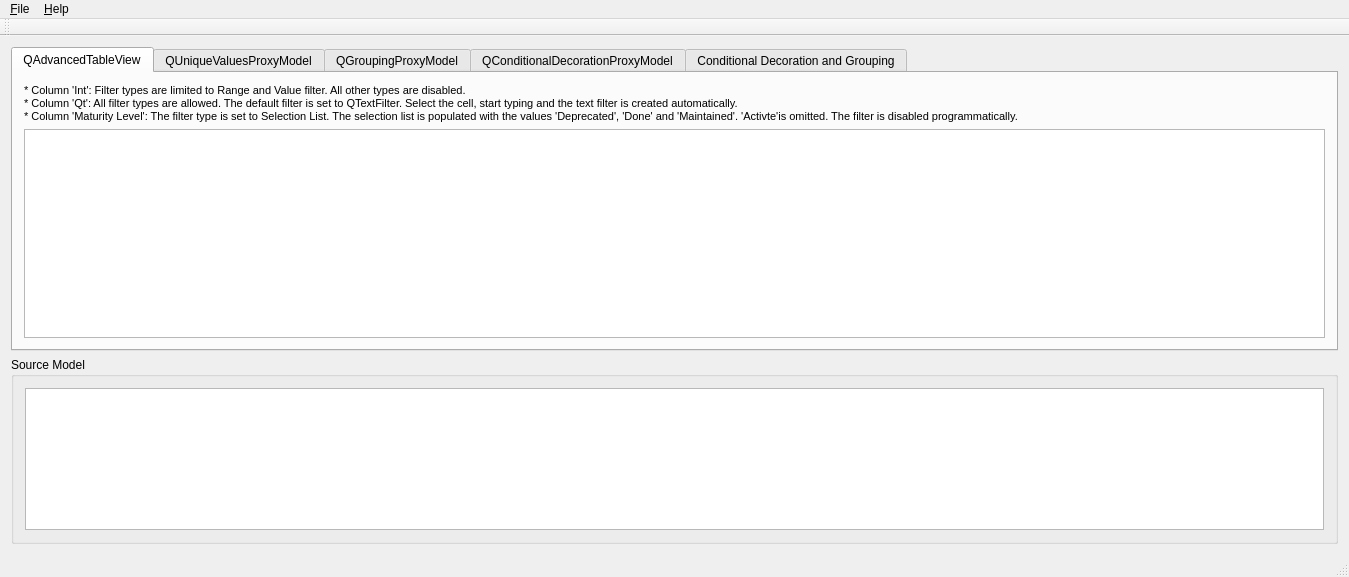
Alexpux/QAdvancedItemViews, file example/mainwindow.ui: the form before one commit.
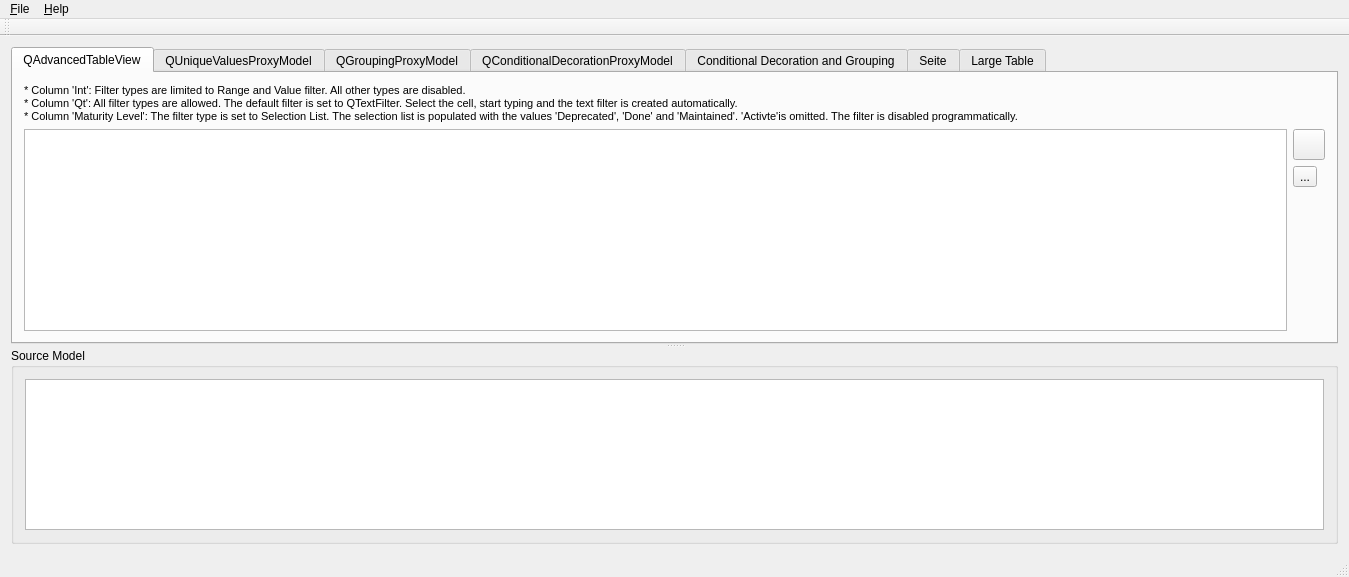
The form after the commit. The open tabs and pages were chosen to show the change. Icons and pictures are not drawn. Custom widgets are drawn as their Qt base class.

Commit message: Splited view and fixed rows in class QAdvancedTableView implemented

Patch:
```diff
--- a/example/mainwindow.ui
+++ b/example/mainwindow.ui
@@ -16,6 +16,10 @@
   <widget class="QWidget" name="centralWidget">
    <layout class="QVBoxLayout" name="verticalLayout_5">
     <item>
+     <widget class="QSplitter" name="splitter">
+      <property name="orientation">
+       <enum>Qt::Vertical</enum>
+      </property>
      <widget class="QTabWidget" name="tabWidget">
       <property name="currentIndex">
        <number>3</number>
@@ -39,12 +43,62 @@
          </widget>
         </item>
         <item>
+          <layout class="QGridLayout" name="gridLayout_2">
+           <item row="0" column="0" rowspan="3">
          <widget class="QAdvancedTableView" name="filterTableView">
           <attribute name="horizontalHeaderCascadingSectionResizes">
            <bool>false</bool>
           </attribute>
          </widget>
         </item>
+           <item row="2" column="1">
+            <spacer name="verticalSpacer_2">
+             <property name="orientation">
+              <enum>Qt::Vertical</enum>
+             </property>
+             <property name="sizeHint" stdset="0">
+              <size>
+               <width>20</width>
+               <height>40</height>
+              </size>
+             </property>
+            </spacer>
+           </item>
+           <item row="0" column="1">
+            <widget class="QToolButton" name="splitModeToolButton">
+             <property name="text">
+              <string/>
+             </property>
+             <property name="iconSize">
+              <size>
+               <width>24</width>
+               <height>24</height>
+              </size>
+             </property>
+            </widget>
+           </item>
+           <item row="1" column="1">
+            <widget class="QToolButton" name="pinRowsToolButton">
+             <property name="text">
+              <string>...</string>
+             </property>
+             <property name="icon">
+              <iconset resource="../qaivlib/qaiv.qrc">
+               <normaloff>:/qaiv/pin/enabled</normaloff>:/qaiv/pin/enabled</iconset>
+             </property>
+             <property name="iconSize">
+              <size>
+               <width>24</width>
+               <height>24</height>
+              </size>
+             </property>
+             <property name="checkable">
+              <bool>false</bool>
+             </property>
+            </widget>
+           </item>
+          </layout>
+         </item>
        </layout>
       </widget>
       <widget class="QWidget" name="tab_2">
@@ -209,9 +263,72 @@
         </item>
        </layout>
       </widget>
+       <widget class="QWidget" name="tab_5">
+        <attribute name="title">
+         <string>Seite</string>
+        </attribute>
+        <layout class="QVBoxLayout" name="verticalLayout_13">
+         <item>
+          <widget class="QLabel" name="label_11">
+           <property name="text">
+            <string>&lt;!DOCTYPE HTML PUBLIC &quot;-//W3C//DTD HTML 4.0//EN&quot; &quot;http://www.w3.org/TR/REC-html40/strict.dtd&quot;&gt;
+&lt;html&gt;&lt;head&gt;&lt;meta name=&quot;qrichtext&quot; content=&quot;1&quot; /&gt;&lt;style type=&quot;text/css&quot;&gt;
+p, li { white-space: pre-wrap; }
+&lt;/style&gt;&lt;/head&gt;&lt;body style=&quot; font-family:'MS Shell Dlg 2'; font-size:8.25pt; font-weight:400; font-style:normal;&quot;&gt;
+&lt;p style=&quot; margin-top:0px; margin-bottom:0px; margin-left:0px; margin-right:0px; -qt-block-indent:0; text-indent:0px;&quot;&gt;&lt;span style=&quot; font-size:8pt;&quot;&gt;* Column 'Int': Filter types are limited to Range and Value filter. All other types are disabled.&lt;/span&gt;&lt;/p&gt;
+&lt;p style=&quot; margin-top:0px; margin-bottom:0px; margin-left:0px; margin-right:0px; -qt-block-indent:0; text-indent:0px;&quot;&gt;&lt;span style=&quot; font-size:8pt;&quot;&gt;* Column 'Qt': All filter types are allowed. The default filter is set to QTextFilter. Select the cell, start typing and the text filter is created automatically.&lt;/span&gt;&lt;/p&gt;
+&lt;p style=&quot; margin-top:0px; margin-bottom:0px; margin-left:0px; margin-right:0px; -qt-block-indent:0; text-indent:0px;&quot;&gt;&lt;span style=&quot; font-size:8pt;&quot;&gt;* Column 'Maturity Level': The filter type is set to Selection List. The selection list is populated with the values&lt;/span&gt;&lt;span style=&quot; font-size:8pt; color:#000000;&quot;&gt; 'Deprecated', 'Done' and 'Maintained'. 'Activte'is omitted. The filter is disabled programmatically.&lt;/span&gt;&lt;/p&gt;&lt;/body&gt;&lt;/html&gt;</string>
+           </property>
      </widget>
     </item>
     <item>
+          <widget class="QAdvancedTableView" name="pinnedFilterTableView">
+           <attribute name="horizontalHeaderCascadingSectionResizes">
+            <bool>false</bool>
+           </attribute>
+          </widget>
+         </item>
+        </layout>
+       </widget>
+       <widget class="QWidget" name="tabLargeTable">
+        <attribute name="title">
+         <string>Large Table</string>
+        </attribute>
+        <layout class="QGridLayout" name="gridLayout_3">
+         <item row="0" column="0">
+          <widget class="QLabel" name="label_6">
+           <property name="text">
+            <string>&lt;!DOCTYPE HTML PUBLIC &quot;-//W3C//DTD HTML 4.0//EN&quot; &quot;http://www.w3.org/TR/REC-html40/strict.dtd&quot;&gt;
+&lt;html&gt;&lt;head&gt;&lt;meta name=&quot;qrichtext&quot; content=&quot;1&quot; /&gt;&lt;style type=&quot;text/css&quot;&gt;
+p, li { white-space: pre-wrap; }
+&lt;/style&gt;&lt;/head&gt;&lt;body style=&quot; font-family:'MS Shell Dlg 2'; font-size:8.25pt; font-weight:400; font-style:normal;&quot;&gt;
+&lt;p style=&quot; margin-top:0px; margin-bottom:0px; margin-left:0px; margin-right:0px; -qt-block-indent:0; text-indent:0px;&quot;&gt;&lt;span style=&quot; font-size:8pt;&quot;&gt;Click 'Populate' to fill the table view with 30.000 words from the file 'lorem_ipsum.txt'.&lt;/span&gt;&lt;/p&gt;&lt;/body&gt;&lt;/html&gt;</string>
+           </property>
+          </widget>
+         </item>
+         <item row="0" column="1">
+          <widget class="QPushButton" name="populatePushButton">
+           <property name="sizePolicy">
+            <sizepolicy hsizetype="Fixed" vsizetype="Fixed">
+             <horstretch>0</horstretch>
+             <verstretch>0</verstretch>
+            </sizepolicy>
+           </property>
+           <property name="text">
+            <string>Populate</string>
+           </property>
+          </widget>
+         </item>
+         <item row="1" column="0" colspan="2">
+          <widget class="QAdvancedTableView" name="largeTableView">
+           <attribute name="horizontalHeaderCascadingSectionResizes">
+            <bool>false</bool>
+           </attribute>
+          </widget>
+         </item>
+        </layout>
+       </widget>
+      </widget>
      <widget class="QGroupBox" name="groupBox">
       <property name="title">
        <string>Source Model</string>
@@ -222,6 +339,7 @@
        </item>
       </layout>
      </widget>
+     </widget>
     </item>
    </layout>
   </widget>
```
Left out of the diff: 117 changed lines with no effect on the pictures. Lines whose indentation alone changed are shown as unchanged. The commit also changes 27 other files.
